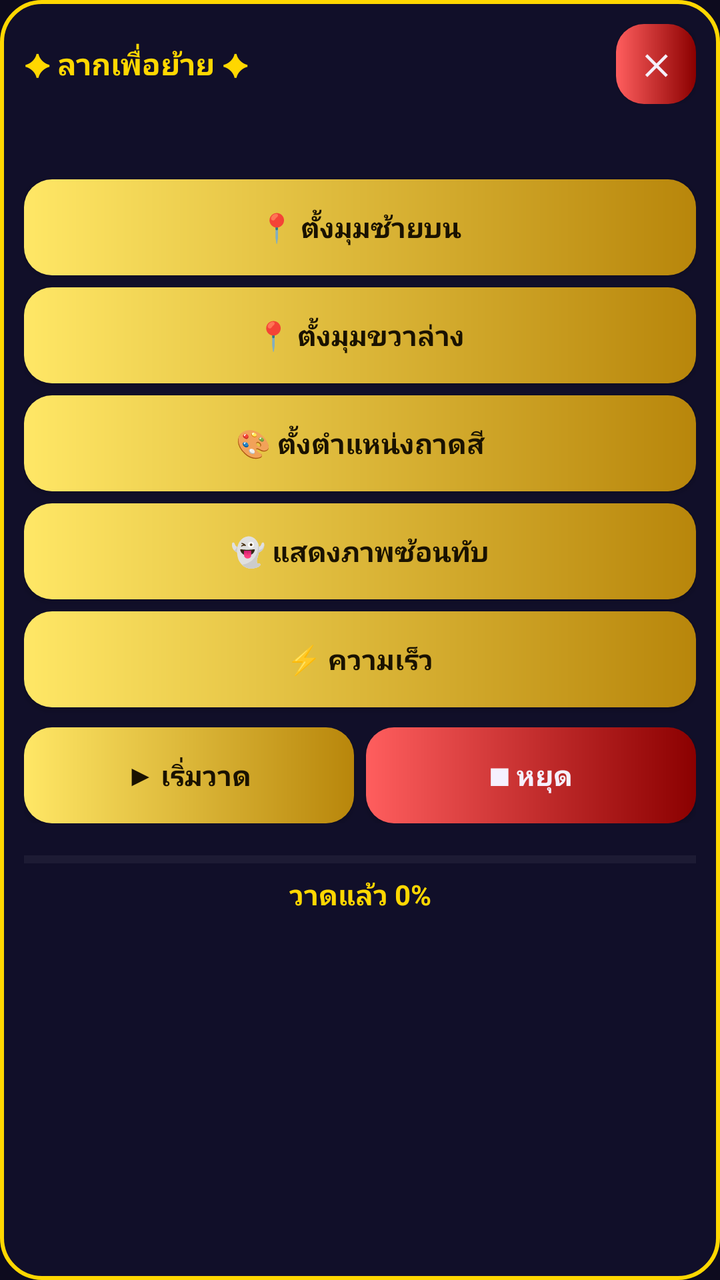
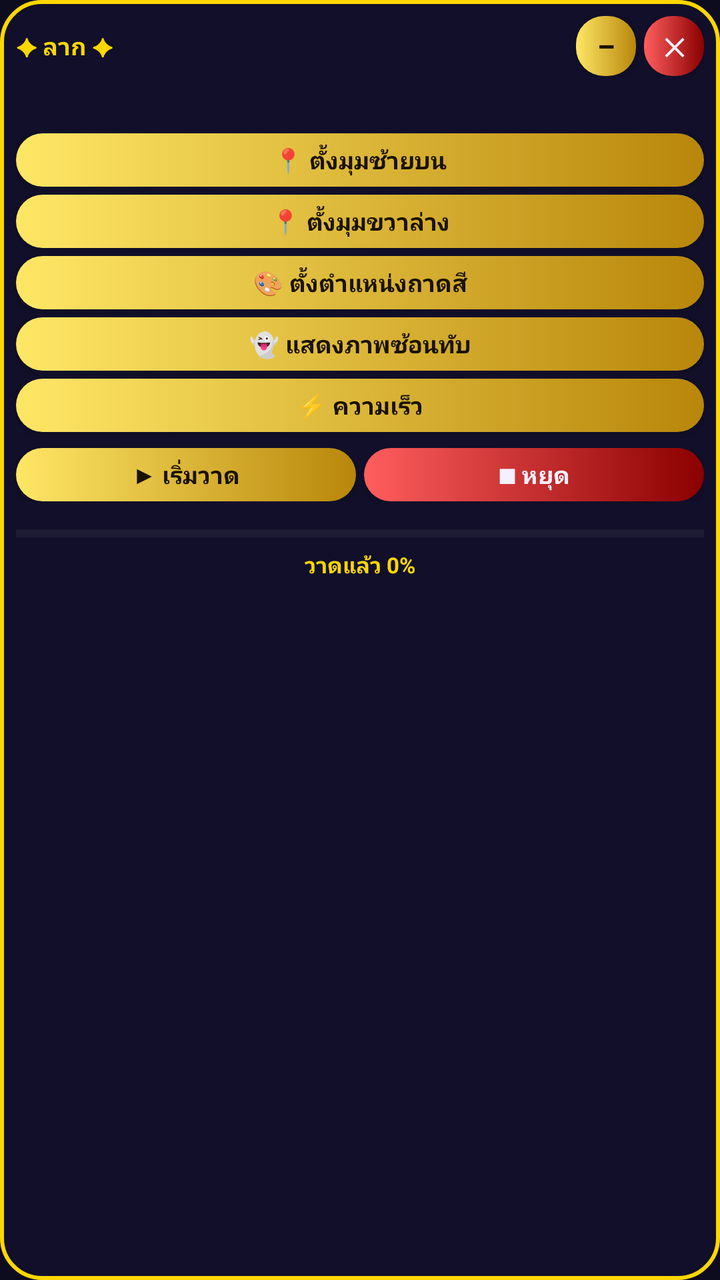

The first picture is an Android layout as it rendered before a commit; the second is the same layout after the commit. The layout source and the unified diff follow.
<!-- AndroidManifest.xml: application theme Theme.PixelAutoDrawer -->
<!-- res/layout/overlay_panel.xml -->
<?xml version="1.0" encoding="utf-8"?>
<LinearLayout xmlns:android="http://schemas.android.com/apk/res/android"
    android:layout_width="wrap_content"
    android:layout_height="wrap_content"
    android:background="@drawable/bg_panel"
    android:orientation="vertical"
    android:padding="12dp">

    <LinearLayout
        android:id="@+id/dragHandle"
        android:layout_width="match_parent"
        android:layout_height="wrap_content"
        android:gravity="center_vertical"
        android:orientation="horizontal"
        android:paddingBottom="8dp">

        <TextView
            android:layout_width="0dp"
            android:layout_height="wrap_content"
            android:layout_weight="1"
            android:text="✦ ลากเพื่อย้าย ✦"
            android:textColor="@color/gold"
            android:textSize="15sp"
            android:textStyle="bold" />

        <Button
            android:id="@+id/btnClose"
            style="@style/RedButton"
            android:layout_width="40dp"
            android:layout_height="40dp"
            android:minHeight="0dp"
            android:padding="0dp"
            android:text="✕"
            android:textSize="14sp" />
    </LinearLayout>

    <TextView
        android:id="@+id/tvStatus"
        android:layout_width="match_parent"
        android:layout_height="wrap_content"
        android:layout_marginBottom="6dp"
        android:textColor="@color/light"
        android:textSize="13sp" />

    <Button
        android:id="@+id/btnSetTopLeft"
        style="@style/GoldButton"
        android:layout_width="match_parent"
        android:layout_height="wrap_content"
        android:layout_marginTop="6dp"
        android:text="📍 ตั้งมุมซ้ายบน" />

    <Button
        android:id="@+id/btnSetBottomRight"
        style="@style/GoldButton"
        android:layout_width="match_parent"
        android:layout_height="wrap_content"
        android:layout_marginTop="6dp"
        android:text="📍 ตั้งมุมขวาล่าง" />

    <Button
        android:id="@+id/btnSetPalette"
        style="@style/GoldButton"
        android:layout_width="match_parent"
        android:layout_height="wrap_content"
        android:layout_marginTop="6dp"
        android:text="🎨 ตั้งตำแหน่งถาดสี" />

    <Button
        android:id="@+id/btnGhost"
        style="@style/GoldButton"
        android:layout_width="match_parent"
        android:layout_height="wrap_content"
        android:layout_marginTop="6dp"
        android:text="👻 แสดงภาพซ้อนทับ" />

    <Button
        android:id="@+id/btnSpeed"
        style="@style/GoldButton"
        android:layout_width="match_parent"
        android:layout_height="wrap_content"
        android:layout_marginTop="6dp"
        android:text="⚡ ความเร็ว" />

    <LinearLayout
        android:layout_width="match_parent"
        android:layout_height="wrap_content"
        android:layout_marginTop="10dp"
        android:orientation="horizontal">

        <Button
            android:id="@+id/btnStart"
            style="@style/GoldButton"
            android:layout_width="0dp"
            android:layout_height="wrap_content"
            android:layout_weight="1"
            android:text="▶ เริ่มวาด" />

        <Button
            android:id="@+id/btnStop"
            style="@style/RedButton"
            android:layout_width="0dp"
            android:layout_height="wrap_content"
            android:layout_marginStart="6dp"
            android:layout_weight="1"
            android:text="■ หยุด" />
    </LinearLayout>

    <ProgressBar
        android:id="@+id/progressBar"
        style="?android:attr/progressBarStyleHorizontal"
        android:layout_width="match_parent"
        android:layout_height="wrap_content"
        android:layout_marginTop="10dp"
        android:max="100"
        android:progress="0"
        android:progressBackgroundTint="#33FFFFFF"
        android:progressTint="@color/gold" />

    <TextView
        android:id="@+id/tvProgress"
        android:layout_width="match_parent"
        android:layout_height="wrap_content"
        android:gravity="center"
        android:text="วาดแล้ว 0%"
        android:textColor="@color/gold"
        android:textStyle="bold" />
</LinearLayout>
<!-- resources referenced by this layout -->
<resources>
  <color name="gold">#FFD700</color>
  <color name="light">#F5F0FF</color>
  <!-- drawable bg_panel (drawable) -->
  <?xml version="1.0" encoding="utf-8"?>
  <shape xmlns:android="http://schemas.android.com/apk/res/android"
      android:shape="rectangle">
      <solid android:color="#EE120F2A" />
      <stroke android:width="2dp" android:color="@color/gold" />
      <corners android:radius="20dp" />
  </shape>
  <style name="GoldButton">
          <item name="android:background">@drawable/btn_gold</item>
          <item name="android:textColor">@color/ink</item>
          <item name="android:textStyle">bold</item>
          <item name="android:textAllCaps">false</item>
          <item name="android:minHeight">48dp</item>
      </style>
  <style name="RedButton" parent="GoldButton">
          <item name="android:background">@drawable/btn_red</item>
          <item name="android:textColor">@color/light</item>
      </style>
  <style name="Theme.PixelAutoDrawer" parent="Theme.AppCompat.DayNight.NoActionBar">
          <item name="colorPrimary">@color/gold_dark</item>
          <item name="colorAccent">@color/gold</item>
          <item name="android:statusBarColor">#0D0B1E</item>
          <item name="android:windowBackground">#0D0B1E</item>
      </style>
  <!-- drawable btn_gold (drawable) -->
  <?xml version="1.0" encoding="utf-8"?>
  <ripple xmlns:android="http://schemas.android.com/apk/res/android"
      android:color="#FFF8DC">
      <item>
          <shape android:shape="rectangle">
              <gradient
                  android:angle="0"
                  android:startColor="#FFE766"
                  android:endColor="#B8860B" />
              <corners android:radius="14dp" />
          </shape>
      </item>
  </ripple>
  <color name="ink">#1A1200</color>
  <!-- drawable btn_red (drawable) -->
  <?xml version="1.0" encoding="utf-8"?>
  <ripple xmlns:android="http://schemas.android.com/apk/res/android"
      android:color="#FFCCCC">
      <item>
          <shape android:shape="rectangle">
              <gradient
                  android:angle="0"
                  android:startColor="@color/danger"
                  android:endColor="@color/danger_dark" />
              <corners android:radius="14dp" />
          </shape>
      </item>
  </ripple>
  <color name="gold_dark">#B8860B</color>
  <color name="danger">#FF5E5E</color>
  <color name="danger_dark">#8B0000</color>
</resources>

<!-- the commit's change to res/layout/overlay_panel.xml (unified diff, before → after) -->
@@ -4,7 +4,7 @@
     android:layout_height="wrap_content"
     android:background="@drawable/bg_panel"
     android:orientation="vertical"
-    android:padding="12dp">
+    android:padding="8dp">
 
     <LinearLayout
         android:id="@+id/dragHandle"
@@ -12,80 +12,111 @@
         android:layout_height="wrap_content"
         android:gravity="center_vertical"
         android:orientation="horizontal"
-        android:paddingBottom="8dp">
+        android:paddingBottom="6dp">
 
         <TextView
             android:layout_width="0dp"
             android:layout_height="wrap_content"
             android:layout_weight="1"
-            android:text="✦ ลากเพื่อย้าย ✦"
+            android:text="✦ ลาก ✦"
             android:textColor="@color/gold"
-            android:textSize="15sp"
+            android:textSize="12sp"
             android:textStyle="bold" />
+
+        <Button
+            android:id="@+id/btnMin"
+            style="@style/GoldButton"
+            android:layout_width="30dp"
+            android:layout_height="30dp"
+            android:minHeight="0dp"
+            android:padding="0dp"
+            android:text="–"
+            android:textSize="14sp" />
 
         <Button
             android:id="@+id/btnClose"
             style="@style/RedButton"
-            android:layout_width="40dp"
-            android:layout_height="40dp"
+            android:layout_width="30dp"
+            android:layout_height="30dp"
+            android:layout_marginStart="4dp"
             android:minHeight="0dp"
             android:padding="0dp"
             android:text="✕"
-            android:textSize="14sp" />
+            android:textSize="12sp" />
     </LinearLayout>
 
     <TextView
         android:id="@+id/tvStatus"
         android:layout_width="match_parent"
         android:layout_height="wrap_content"
-        android:layout_marginBottom="6dp"
+        android:layout_marginBottom="4dp"
         android:textColor="@color/light"
-        android:textSize="13sp" />
+        android:textSize="11sp" />
 
     <Button
         android:id="@+id/btnSetTopLeft"
         style="@style/GoldButton"
         android:layout_width="match_parent"
         android:layout_height="wrap_content"
-        android:layout_marginTop="6dp"
-        android:text="📍 ตั้งมุมซ้ายบน" />
+        android:layout_marginTop="4dp"
+        android:minHeight="0dp"
+        android:paddingTop="5dp"
+        android:paddingBottom="5dp"
+        android:text="📍 ตั้งมุมซ้ายบน"
+        android:textSize="12sp" />
 
     <Button
         android:id="@+id/btnSetBottomRight"
         style="@style/GoldButton"
         android:layout_width="match_parent"
         android:layout_height="wrap_content"
-        android:layout_marginTop="6dp"
-        android:text="📍 ตั้งมุมขวาล่าง" />
+        android:layout_marginTop="4dp"
+        android:minHeight="0dp"
+        android:paddingTop="5dp"
+        android:paddingBottom="5dp"
+        android:text="📍 ตั้งมุมขวาล่าง"
+        android:textSize="12sp" />
 
     <Button
         android:id="@+id/btnSetPalette"
         style="@style/GoldButton"
         android:layout_width="match_parent"
         android:layout_height="wrap_content"
-        android:layout_marginTop="6dp"
-        android:text="🎨 ตั้งตำแหน่งถาดสี" />
+        android:layout_marginTop="4dp"
+        android:minHeight="0dp"
+        android:paddingTop="5dp"
+        android:paddingBottom="5dp"
+        android:text="🎨 ตั้งตำแหน่งถาดสี"
+        android:textSize="12sp" />
 
     <Button
         android:id="@+id/btnGhost"
         style="@style/GoldButton"
         android:layout_width="match_parent"
         android:layout_height="wrap_content"
-        android:layout_marginTop="6dp"
-        android:text="👻 แสดงภาพซ้อนทับ" />
+        android:layout_marginTop="4dp"
+        android:minHeight="0dp"
+        android:paddingTop="5dp"
+        android:paddingBottom="5dp"
+        android:text="👻 แสดงภาพซ้อนทับ"
+        android:textSize="12sp" />
 
     <Button
         android:id="@+id/btnSpeed"
         style="@style/GoldButton"
         android:layout_width="match_parent"
         android:layout_height="wrap_content"
-        android:layout_marginTop="6dp"
-        android:text="⚡ ความเร็ว" />
+        android:layout_marginTop="4dp"
+        android:minHeight="0dp"
+        android:paddingTop="5dp"
+        android:paddingBottom="5dp"
+        android:text="⚡ ความเร็ว"
+        android:textSize="12sp" />
 
     <LinearLayout
         android:layout_width="match_parent"
         android:layout_height="wrap_content"
-        android:layout_marginTop="10dp"
+        android:layout_marginTop="8dp"
         android:orientation="horizontal">
 
         <Button
@@ -94,16 +125,24 @@
             android:layout_width="0dp"
             android:layout_height="wrap_content"
             android:layout_weight="1"
-            android:text="▶ เริ่มวาด" />
+            android:minHeight="0dp"
+            android:paddingTop="5dp"
+            android:paddingBottom="5dp"
+            android:text="▶ เริ่มวาด"
+            android:textSize="12sp" />
 
         <Button
             android:id="@+id/btnStop"
             style="@style/RedButton"
             android:layout_width="0dp"
             android:layout_height="wrap_content"
-            android:layout_marginStart="6dp"
+            android:layout_marginStart="4dp"
             android:layout_weight="1"
-            android:text="■ หยุด" />
+            android:minHeight="0dp"
+            android:paddingTop="5dp"
+            android:paddingBottom="5dp"
+            android:text="■ หยุด"
+            android:textSize="12sp" />
     </LinearLayout>
 
     <ProgressBar
@@ -111,7 +150,7 @@
         style="?android:attr/progressBarStyleHorizontal"
         android:layout_width="match_parent"
         android:layout_height="wrap_content"
-        android:layout_marginTop="10dp"
+        android:layout_marginTop="8dp"
         android:max="100"
         android:progress="0"
         android:progressBackgroundTint="#33FFFFFF"
@@ -124,5 +163,6 @@
         android:gravity="center"
         android:text="วาดแล้ว 0%"
         android:textColor="@color/gold"
+        android:textSize="11sp"
         android:textStyle="bold" />
 </LinearLayout>
